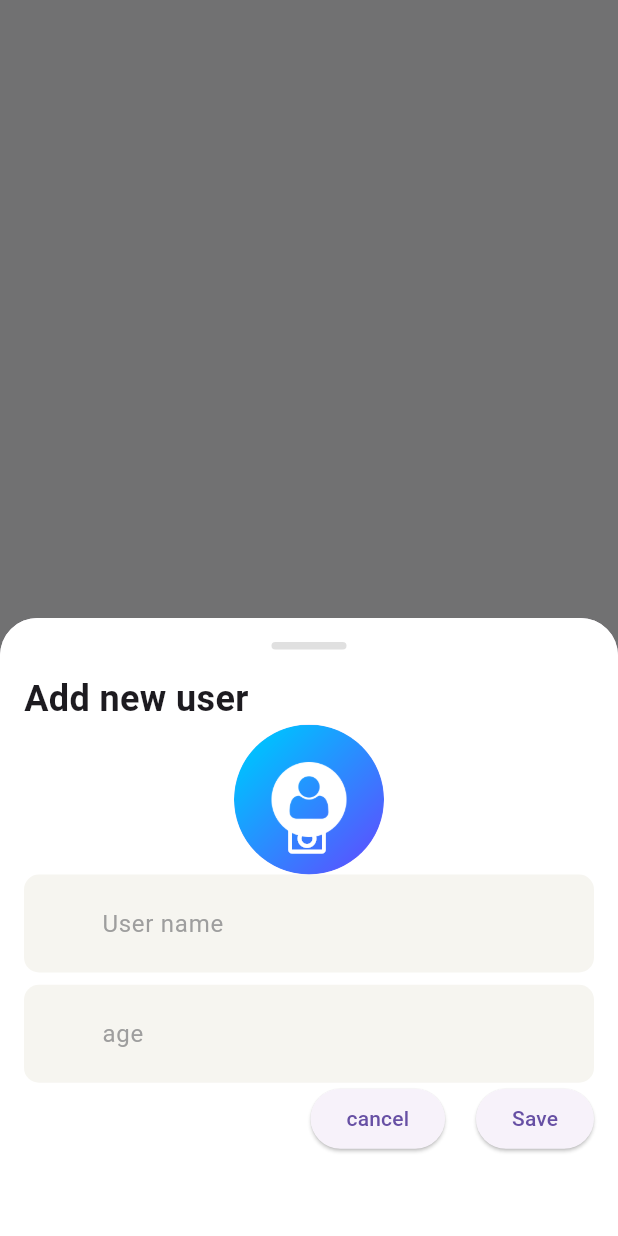
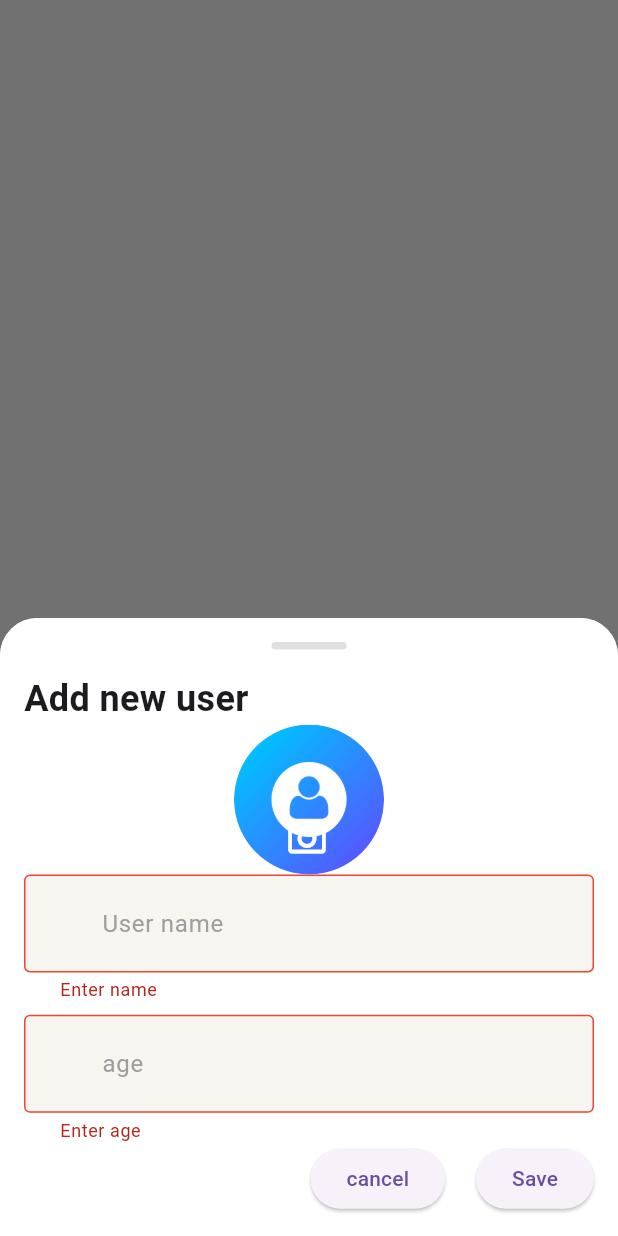
Before and after one commit to SuhailJafrinmk/total-x-machine-test, a Flutter app: what showCustomBottomSheet() shows on an empty page, opened directly, after a tap on "Save", on a phone screen of 412 x 824 dp. Run offline on Flutter 3.47's test engine with Material 3 defaults, Android fonts, the phone set to English and light mode, and no system bars; our stand-ins replace bloc, cloud_firestore, either_dart, firebase_auth, firebase_core, firebase_storage and 5 more; accounts and stored records are empty.

Commit message:
added userdata adding-minor issues with adding image

```diff
--- a/lib/blocs/userData/userdata_bloc.dart
+++ b/lib/blocs/userData/userdata_bloc.dart
@@ -6,10 +6,11 @@ import 'package:firebase_auth/firebase_auth.dart';
 import 'package:firebase_storage/firebase_storage.dart';
 import 'package:image_picker/image_picker.dart';
 import 'package:meta/meta.dart';
+import 'package:totelx_machine_test/development_only/custom_debugger.dart';
 import 'package:totelx_machine_test/model/user_model.dart';
 import 'package:totelx_machine_test/services/firebase_service.dart';
 import 'package:totelx_machine_test/utils/typedef.dart';
-
+import 'dart:developer' as developer;
 part 'userdata_event.dart';
 part 'userdata_state.dart';
 
@@ -37,6 +38,7 @@ class UserdataBloc extends Bloc<UserdataEvent, UserdataState> {
         result.fold((left) => ImageUploadingErrorState(message: left), (right) =>ImageUploadedSuccessState(imageUrl: right) );
       }
     } catch (e) {
+      logError('there is an error ${e.toString()}');
       emit(ImagePickingErrorState(message: e.toString()));
     }
   }
--- a/lib/view/ui_utilities/bottom_sheet.dart
+++ b/lib/view/ui_utilities/bottom_sheet.dart
@@ -1,12 +1,20 @@
 import 'package:flutter/material.dart';
+import 'package:flutter_bloc/flutter_bloc.dart';
+import 'package:image_picker/image_picker.dart';
+import 'package:totelx_machine_test/blocs/userData/userdata_bloc.dart';
 import 'package:totelx_machine_test/constants/app_images.dart';
+import 'package:totelx_machine_test/model/user_model.dart';
+import 'package:totelx_machine_test/utils/custom_snackbar.dart';
 import 'package:totelx_machine_test/utils/validators.dart';
 import 'package:totelx_machine_test/view/common_widgets/custom_textfield.dart';
+import 'dart:developer' as developer;
 
 void showCustomBottomSheet(BuildContext context) {
   final TextEditingController usernameController = TextEditingController();
   final TextEditingController userageController = TextEditingController();
   final GlobalKey<FormState> formKey = GlobalKey<FormState>();
+  String ? imageUrl;
+  XFile ? imageFile;
   showModalBottomSheet(
     isScrollControlled: true,
     context: context,
@@ -16,9 +24,23 @@ void showCustomBottomSheet(BuildContext context) {
     builder: (BuildContext context) {
       final Size size = MediaQuery.of(context).size;
 
-      return SingleChildScrollView(
+      return BlocListener<UserdataBloc, UserdataState>(
+        listener: (context, state) {
+          developer.log('the current state of the application is $state');
+          if(state is ImagePickedState){
+            developer.log('the state is imagepicked state and file is ${state.imageFile}');
+            imageFile=state.imageFile;
+          }
+          else if(state is ImageUploadedSuccessState){
+            developer.log('the state is image uploaded success state and the url is ${state.imageUrl}');
+            imageUrl=state.imageUrl;
+          }
+        },
+        child: SingleChildScrollView(
           child: Padding(
-          padding:  EdgeInsets.only(bottom: MediaQuery.of(context).viewInsets.bottom,),
+            padding: EdgeInsets.only(
+              bottom: MediaQuery.of(context).viewInsets.bottom,
+            ),
             child: Container(
               padding: const EdgeInsets.all(16.0),
               height: size.height * .5,
@@ -62,7 +84,10 @@ void showCustomBottomSheet(BuildContext context) {
                                 bottom: 0,
                                 left: size.width * .06,
                                 child: IconButton(
-                                  onPressed: () {},
+                                    onPressed: () {
+                                      BlocProvider.of<UserdataBloc>(context)
+                                          .add(PickImageEvent());
+                                    },
                                     icon: const Icon(
                                       Icons.camera_alt_outlined,
                                       color: Colors.white,
@@ -73,7 +98,8 @@ void showCustomBottomSheet(BuildContext context) {
                       ],
                     ),
                     CustomTextField(
-                    validator: (value) => ValidatorFunctions.nameValidation(value),
+                        validator: (value) =>
+                            ValidatorFunctions.nameValidation(value),
                         inputType: TextInputType.text,
                         hintText: 'User name',
                         textEditingController: usernameController),
@@ -81,25 +107,39 @@ void showCustomBottomSheet(BuildContext context) {
                       height: size.height * .01,
                     ),
                     CustomTextField(
-                    validator: (value) => ValidatorFunctions.ageValidation(value),
+                        validator: (value) =>
+                            ValidatorFunctions.ageValidation(value),
                         inputType: TextInputType.number,
                         hintText: 'age',
                         textEditingController: userageController),
                     Row(
                       mainAxisAlignment: MainAxisAlignment.end,
                       children: [
-                      ElevatedButton(onPressed: () {
+                        ElevatedButton(
+                            onPressed: () {
                               Navigator.pop(context);
-                      }, child: Text('cancel')),
+                            },
+                            child: Text('cancel')),
                         SizedBox(
                           width: size.width * .05,
                         ),
-                      ElevatedButton(onPressed: () {
-
-                      }, child: Text('Save')),
+                        ElevatedButton(
+                            onPressed: () {
+                              if (formKey.currentState!.validate()) {
+                                developer.log('the image url is $imageUrl');
+                                BlocProvider.of<UserdataBloc>(context)
+                                .add(AddNewUser(userModel: UserModel(username: usernameController.text.trim(), age: int.parse(userageController.text.trim()),imageUrl: imageUrl)));
+                              } else {
+                                ScaffoldMessenger.of(context).showSnackBar(
+                                    customSnackbar(
+                                        context, true, 'Invelid credentials'));
+                              }
+                            },
+                            child: Text('Save')),
                       ],
                     ),
                   ],
+                ),
               ),
             ),
           ),
```
Also changed, not shown: lib/development_only/custom_debugger.dart (added, +24 -0 lines), lib/main.dart (+6 -16 lines), lib/services/firebase_service.dart (+6 -2 lines), lib/view/ui_utilities/login_check.dart (added, +13 -0 lines). Lines whose indentation alone changed are shown as unchanged.
